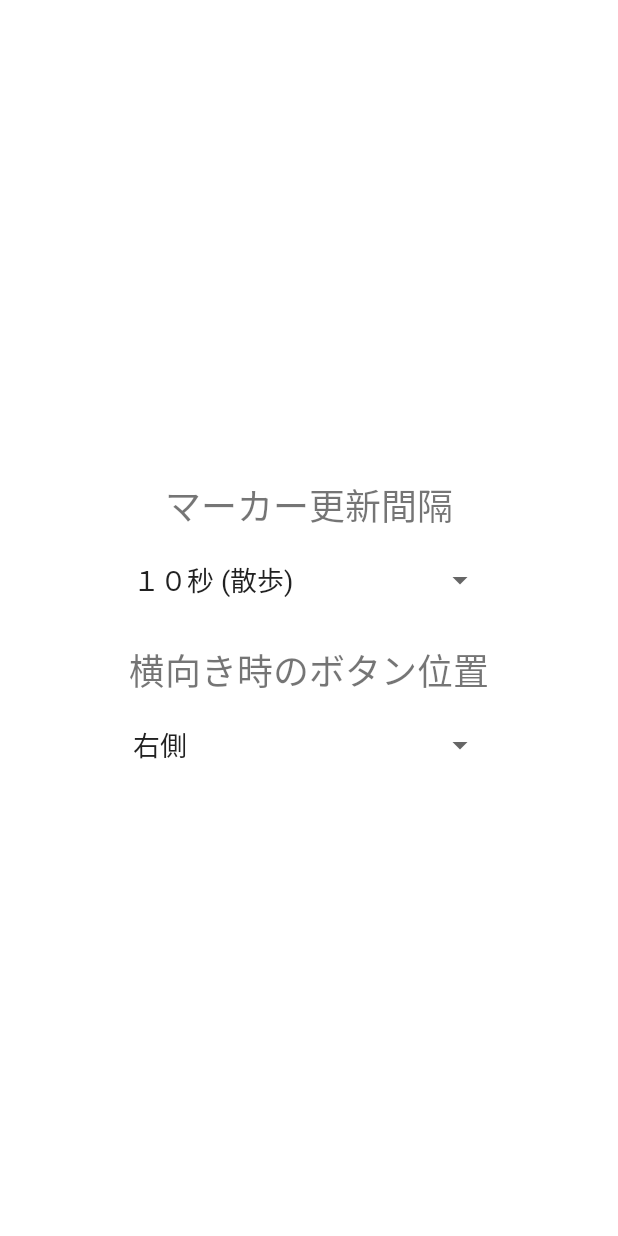
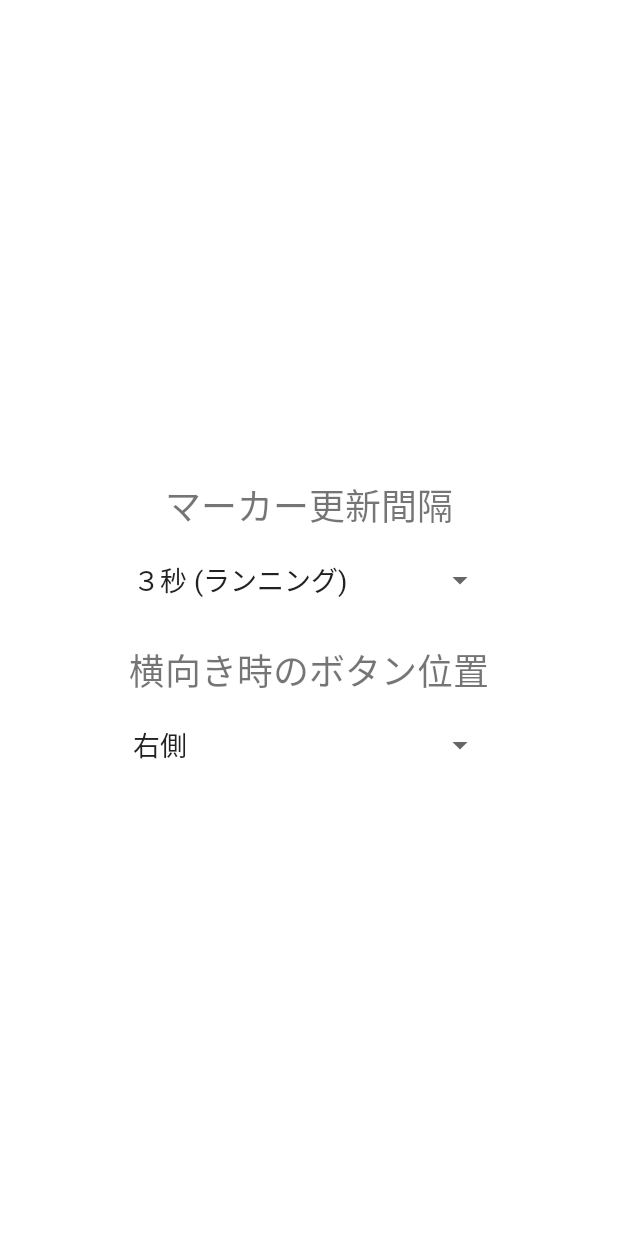
Before and after one commit to microgear-public/YouCheezeCamera, an Android app: the SettingActivity screen opened directly, with no data from a screen before it, on a phone screen of 412 x 824 dp. Run offline under Robolectric (Android 15) with nearby library versions, the phone set to English and light mode, and no system bars.

Commit message:
Version 1.0.1 Release ・不要な『すべてのファイルへのアクセス』権限を削除 ・アプリ名「ゆーちーずカメラLite」に変更 ・マーカー更新間隔を 1、3、5秒に変更 ・マーカー更新間隔のデフォルトを3秒に変更

```diff
--- a/src/YouCheeze/app/build.gradle
+++ b/src/YouCheeze/app/build.gradle
@@ -10,11 +10,11 @@ android {
     buildToolsVersion "30.0.2"
 
     defaultConfig {
-        applicationId "jp.co.microgear"
+        applicationId 'jp.co.microgear.youcheeze'
         minSdkVersion 28
         targetSdkVersion 30
-        versionCode 1
-        versionName "1.0"
+        versionCode 11
+        versionName "1.0.1"
 
         testInstrumentationRunner "androidx.test.runner.AndroidJUnitRunner"
     }
--- a/src/YouCheeze/app/src/main/AndroidManifest.xml
+++ b/src/YouCheeze/app/src/main/AndroidManifest.xml
@@ -8,7 +8,6 @@
     <uses-permission android:name="android.permission.RECORD_AUDIO"/>
     <uses-permission android:name="android.permission.CAMERA" />
     <uses-permission android:name="android.hardware.camera.autofocus" />
-    <uses-permission android:name="android.permission.MANAGE_EXTERNAL_STORAGE" />
     <uses-permission android:name="android.permission.WRITE_EXTERNAL_STORAGE"/>
     <uses-permission android:name="android.permission.READ_EXTERNAL_STORAGE"/>
 
--- a/src/YouCheeze/app/src/main/java/jp/co/microgear/AppSettings.kt
+++ b/src/YouCheeze/app/src/main/java/jp/co/microgear/AppSettings.kt
@@ -39,7 +39,7 @@ class AppSettings private constructor() {
         const val MAX_REC_RESTRICTION_MIN = 10
 
         /** マーカー更新間隔デフォルト値 */
-        const val DEFAULT_MARKER_UPDATE_INTERVAL = 10
+        const val DEFAULT_MARKER_UPDATE_INTERVAL = 3
 
         /** 開始ボタン位置デフォルト値 */
         private val DEFAULT_START_BUTTON_POS = StartButtonPosition.RIGHT
--- a/src/YouCheeze/app/src/main/java/jp/co/microgear/GpsActivity.kt
+++ b/src/YouCheeze/app/src/main/java/jp/co/microgear/GpsActivity.kt
@@ -145,7 +145,7 @@ class GpsActivity : AppCompatActivity() {
             // 位置情報が有効ではない場合、ダイアログを表示
             AlertDialog.Builder(this)
                 .setTitle("位置情報が有効ではありません")
-                .setMessage("ゆーちーずは位置情報が(GPS、無線ネットワーク共に)有効になるまで使用できません。")
+                .setMessage("ゆーちーずカメラは位置情報が(GPS、無線ネットワーク共に)有効になるまで使用できません。")
                 .setPositiveButton("設定を開く") { _, _ ->
                     // 設定アプリに遷移
                     val settingsIntent = Intent(Settings.ACTION_LOCATION_SOURCE_SETTINGS)
--- a/src/YouCheeze/app/src/main/java/jp/co/microgear/SettingActivity.kt
+++ b/src/YouCheeze/app/src/main/java/jp/co/microgear/SettingActivity.kt
@@ -33,8 +33,8 @@ class SettingActivity : AppCompatActivity() {
         // アイテムリストを生成
         val items: ArrayList<SpinnerItem> = arrayListOf(
             SpinnerItem(1, getString(R.string.item_marker_interval_1sec)),
-            SpinnerItem(5, getString(R.string.item_marker_interval_5sec)),
-            SpinnerItem(10, getString(R.string.item_marker_interval_10sec))
+            SpinnerItem(3, getString(R.string.item_marker_interval_3sec)),
+            SpinnerItem(5, getString(R.string.item_marker_interval_5sec))
         )
 
         // スピナーのアダプタを設定
--- a/src/YouCheeze/app/src/main/res/values/strings.xml
+++ b/src/YouCheeze/app/src/main/res/values/strings.xml
@@ -1,6 +1,6 @@
 <resources>
     <!-- 共通 -->
-    <string name="app_name">ゆーちーずFREE</string>
+    <string name="app_name">ゆーちーずカメラLite</string>
 
     <!-- 画面タイトル -->
     <string name="title_setting">設定</string>
@@ -14,16 +14,16 @@
     <string name="item_start_button_pos_right">右側</string>
 
     <!-- マーカー更新間隔 -->
-    <string name="item_marker_interval_1sec" >１秒 (電車,車)</string>
-    <string name="item_marker_interval_5sec" >５秒 (ランニング)</string>
-    <string name="item_marker_interval_10sec">１０秒 (散歩)</string>
+    <string name="item_marker_interval_1sec">１秒 (電車,車)</string>
+    <string name="item_marker_interval_3sec">３秒 (ランニング)</string>
+    <string name="item_marker_interval_5sec">５秒 (散歩)</string>
 
     <!-- 外部アプリ選択 -->
     <string name="message_intent_not_found">アプリケーションが見つかりません。</string>
     <string name="message_saved_file_location">DCIM/YouCheezeに保存されています。\n移動して探してください。</string>
 
     <!-- YouCheezeの変換サイトURL -->
-    <string name="url_you_cheeze_converter">https://www.microgear.co.jp</string>
+    <string name="url_you_cheeze_converter">https://youcheeze.net/</string>
 
     <!-- 動画作成処理中メッセージ -->
     <string name="message_qr_overlay_processing">処理中(%d)…</string>
```
Also changed, not shown: src/YouCheeze/app/src/main/java/jp/co/microgear/GpsVideoActivity.kt (+2 -21 lines).
